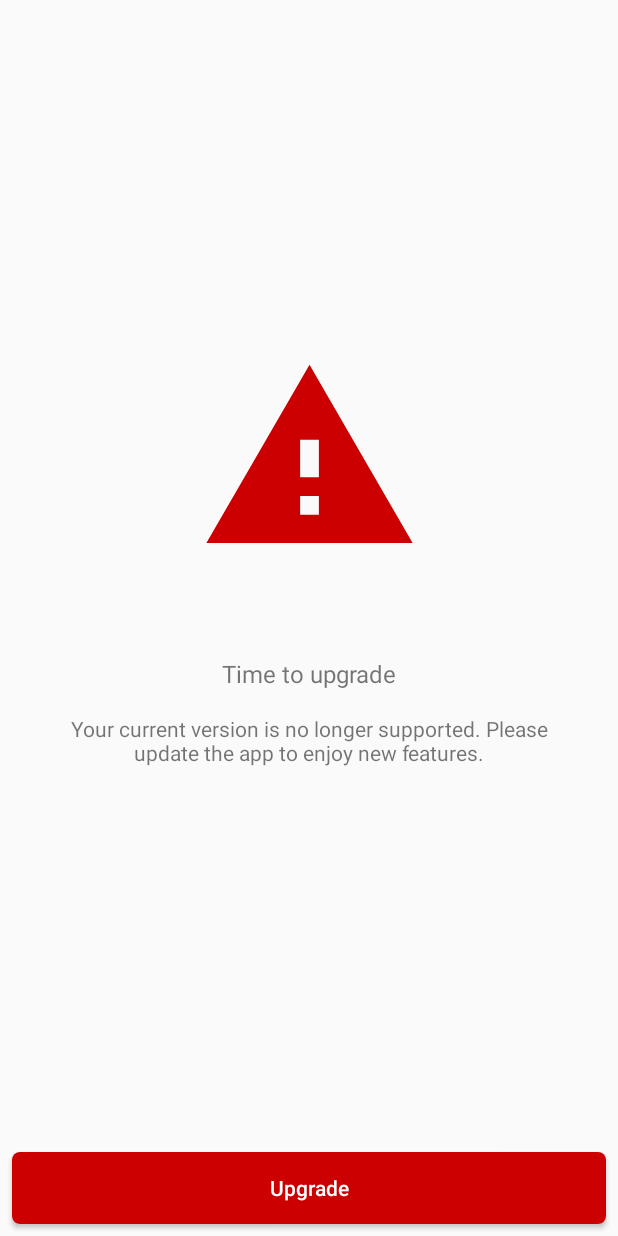
After one commit to RemiRenard/Foxy-android, an Android app: the ForceUpdateActivity screen opened directly, with no data from a screen before it, on a phone screen of 412 x 824 dp. The commit adds this screen. Run offline under Robolectric (Android 15) with nearby library versions, the phone set to English and light mode, and no system bars; our stand-ins replace ButterKnife, EventBus; libraries missing offline, so code that uses them is left out: com.thefinestartist.finestwebview; network calls fail.

Commit message:
implement force update

```diff
--- a/data/src/main/java/com/foxyApp/data/database/DbOpenHelper.kt
+++ b/data/src/main/java/com/foxyApp/data/database/DbOpenHelper.kt
@@ -40,6 +40,6 @@ class DbOpenHelper
     companion object {
 
         private val DATABASE_NAME = "database.db"
-        private val VERSION = 2
+        private val VERSION = 1
     }
 }
--- /dev/null
+++ b/data/src/main/java/com/foxyApp/data/model/Config.kt
@@ -0,0 +1,6 @@
+package com.foxyApp.data.model
+
+class Config {
+
+    var minAndroidVersion: Int? = null
+}
--- a/ui/build.gradle
+++ b/ui/build.gradle
@@ -11,8 +11,8 @@ android {
         applicationId "com.foxyApp.foxy"
         minSdkVersion 19
         targetSdkVersion 27
-        versionCode 4
-        versionName "1.0.3"
+        versionCode 5
+        versionName "1.0.4"
         vectorDrawables.useSupportLibrary = true
         testInstrumentationRunner "android.support.test.runner.AndroidJUnitRunner"
     }
--- a/ui/src/main/AndroidManifest.xml
+++ b/ui/src/main/AndroidManifest.xml
@@ -84,7 +84,7 @@
             android:screenOrientation="portrait"
             android:theme="@style/AppTheme.NoActionBar" />
         <activity
-            android:name=".friends.FriendsActivity"
+            android:name=".update.ForceUpdateActivity"
             android:screenOrientation="portrait"
             android:theme="@style/AppTheme.NoActionBar" />
         <activity
--- a/ui/src/main/java/com/foxyApp/foxy/profile/settings/SettingsActivity.kt
+++ b/ui/src/main/java/com/foxyApp/foxy/profile/settings/SettingsActivity.kt
@@ -78,7 +78,6 @@ class SettingsActivity : BaseActivity(), ISettingsView {
                             R.anim.activity_close_enter, R.anim.activity_close_exit)
                     .show("http://play.google.com/store/apps/details?id=" + this.packageName)
         }
-
     }
 
     @OnClick(R.id.settings_terms_and_conditions)
--- a/ui/src/main/java/com/foxyApp/foxy/splash/ISplashPresenter.kt
+++ b/ui/src/main/java/com/foxyApp/foxy/splash/ISplashPresenter.kt
@@ -10,4 +10,6 @@ interface ISplashPresenter : IPresenter<ISplashView> {
     fun setSessionToken()
 
     fun getSessionToken(): String
+
+    fun checkConfig()
 }
--- a/ui/src/main/java/com/foxyApp/foxy/splash/ISplashView.kt
+++ b/ui/src/main/java/com/foxyApp/foxy/splash/ISplashView.kt
@@ -3,4 +3,7 @@ package com.foxyApp.foxy.splash
 /**
  * Interface of the splash view.
  */
-interface ISplashView
+interface ISplashView {
+
+    fun forceUpdate(isVersionCorrect: Boolean)
+}
--- /dev/null
+++ b/ui/src/main/java/com/foxyApp/foxy/update/ForceUpdateActivity.kt
@@ -0,0 +1,48 @@
+package com.foxyApp.foxy.update
+
+import android.content.ActivityNotFoundException
+import android.content.Context
+import android.content.Intent
+import android.net.Uri
+import android.os.Bundle
+import butterknife.ButterKnife
+import butterknife.OnClick
+import com.foxyApp.foxy.BaseActivity
+import com.foxyApp.foxy.R
+import com.thefinestartist.finestwebview.FinestWebView
+
+class ForceUpdateActivity : BaseActivity() {
+
+    override fun onCreate(savedInstanceState: Bundle?) {
+        super.onCreate(savedInstanceState)
+        setContentView(R.layout.activity_force_update)
+        ButterKnife.bind(this)
+    }
+
+    @OnClick(R.id.force_update_button)
+    fun upgradeClicked() {
+        val uri = Uri.parse("market://details?id=" + this.packageName)
+        val goToMarket = Intent(Intent.ACTION_VIEW, uri)
+        goToMarket.addFlags(Intent.FLAG_ACTIVITY_NO_HISTORY or Intent.FLAG_ACTIVITY_MULTIPLE_TASK)
+        try {
+            startActivity(goToMarket)
+        } catch (e: ActivityNotFoundException) {
+            FinestWebView.Builder(this)
+                    .setCustomAnimations(R.anim.activity_open_enter, R.anim.activity_open_exit,
+                            R.anim.activity_close_enter, R.anim.activity_close_exit)
+                    .show("http://play.google.com/store/apps/details?id=" + this.packageName)
+        }
+        finish()
+    }
+
+    companion object {
+
+        /**
+         * Return the intent to start this activity.
+         * @param callingContext Context
+         * @return Intent
+         */
+        fun getStartingIntent(callingContext: Context): Intent = Intent(callingContext,
+                ForceUpdateActivity::class.java)
+    }
+}
--- /dev/null
+++ b/ui/src/main/res/drawable/bg_red_oval_border.xml
@@ -0,0 +1,9 @@
+<?xml version="1.0" encoding="utf-8"?>
+<selector xmlns:android="http://schemas.android.com/apk/res/android">
+    <item>
+        <shape android:shape="rectangle">
+            <corners android:radius="5dp" />
+            <solid android:color="@android:color/holo_red_dark" />
+        </shape>
+    </item>
+</selector>
--- /dev/null
+++ b/ui/src/main/res/drawable/ic_warning_red.xml
@@ -0,0 +1,9 @@
+<vector xmlns:android="http://schemas.android.com/apk/res/android"
+    android:width="24dp"
+    android:height="24dp"
+    android:viewportHeight="24.0"
+    android:viewportWidth="24.0">
+    <path
+        android:fillColor="#ffcc0000"
+        android:pathData="M1,21h22L12,2 1,21zM13,18h-2v-2h2v2zM13,14h-2v-4h2v4z" />
+</vector>
--- /dev/null
+++ b/ui/src/main/res/layout/activity_force_update.xml
@@ -0,0 +1,57 @@
+<?xml version="1.0" encoding="utf-8"?>
+<android.support.constraint.ConstraintLayout xmlns:android="http://schemas.android.com/apk/res/android"
+    xmlns:app="http://schemas.android.com/apk/res-auto"
+    android:layout_width="match_parent"
+    android:layout_height="match_parent">
+
+    <Button
+        android:id="@+id/force_update_button"
+        android:layout_width="0dp"
+        android:layout_height="wrap_content"
+        android:layout_margin="8dp"
+        android:background="@drawable/bg_red_oval_border"
+        android:text="@string/Upgrade"
+        android:textAllCaps="false"
+        android:textColor="@android:color/white"
+        app:layout_constraintBottom_toBottomOf="parent"
+        app:layout_constraintLeft_toLeftOf="parent"
+        app:layout_constraintRight_toRightOf="parent" />
+
+    <TextView
+        android:id="@+id/force_update_long_text"
+        android:layout_width="0dp"
+        android:layout_height="wrap_content"
+        android:layout_marginEnd="32dp"
+        android:layout_marginStart="32dp"
+        android:text="@string/upgrade_long_text"
+        android:textAlignment="center"
+        app:layout_constraintBottom_toTopOf="@+id/force_update_button"
+        app:layout_constraintLeft_toLeftOf="parent"
+        app:layout_constraintRight_toRightOf="parent"
+        app:layout_constraintTop_toTopOf="parent"
+        app:layout_constraintVertical_bias="0.65" />
+
+    <TextView
+        android:id="@+id/force_update_time_to_upgrade"
+        android:layout_width="wrap_content"
+        android:layout_height="wrap_content"
+        android:layout_marginBottom="16dp"
+        android:layout_marginEnd="32dp"
+        android:layout_marginStart="32dp"
+        android:text="@string/Time_to_upgrade"
+        android:textSize="16sp"
+        app:layout_constraintBottom_toTopOf="@+id/force_update_long_text"
+        app:layout_constraintLeft_toLeftOf="parent"
+        app:layout_constraintRight_toRightOf="parent" />
+
+    <ImageView
+        android:layout_width="wrap_content"
+        android:layout_height="150dp"
+        android:adjustViewBounds="true"
+        android:src="@drawable/ic_warning_red"
+        app:layout_constraintBottom_toTopOf="@+id/force_update_time_to_upgrade"
+        app:layout_constraintLeft_toLeftOf="parent"
+        app:layout_constraintRight_toRightOf="parent"
+        app:layout_constraintTop_toTopOf="parent"
+        app:layout_constraintVertical_bias="0.8" />
+</android.support.constraint.ConstraintLayout>
--- a/ui/src/main/res/values/strings.xml
+++ b/ui/src/main/res/values/strings.xml
@@ -103,4 +103,7 @@
     <string name="No_points">No points</string>
     <string name="Unranked">Unranked</string>
     <string name="tutorial_send_song">To send a song to your friend, choose a song in the list or record your own voice.</string>
+    <string name="Time_to_upgrade">Time to upgrade</string>
+    <string name="Upgrade">Upgrade</string>
+    <string name="upgrade_long_text">Your current version is no longer supported. Please update the app to enjoy new features.</string>
 </resources>
```
Also changed, not shown: data/src/main/java/com/foxyApp/data/network/NetworkService.kt (+5 -4 lines), domain/src/main/java/com/foxyApp/domain/services/global/GlobalService.kt (added, +21 -0 lines), domain/src/main/java/com/foxyApp/domain/services/global/IGlobalService.kt (added, +13 -0 lines), ui/src/main/java/com/foxyApp/foxy/dagger/ServiceModule.kt (+9 -3 lines), ui/src/main/java/com/foxyApp/foxy/splash/SplashActivity.kt (+33 -8 lines), ui/src/main/java/com/foxyApp/foxy/splash/SplashPresenter.kt (+30 -2 lines), ui/src/main/java/com/foxyApp/foxy/splash/dagger/SplashModule.kt (+6 -4 lines), 1 other file.
